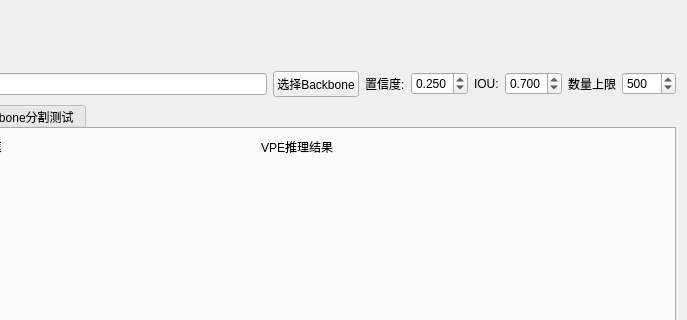
This is VisionAIFlowApp/InferForms/SegForms/YoloeValForm.ui in HaiwenMeng/VisionAIFlowV1 as Qt 5 draws it before an edit; both pictures show x 433 to 1120 and y 0 to 320 of the 1120 by 800 pixel window. The edited form follows.
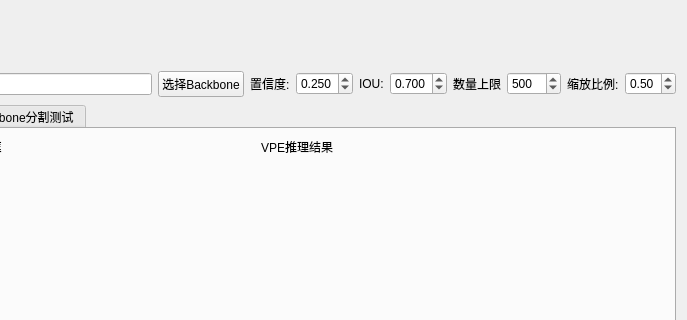
This is the edited form. Custom widgets are drawn as their Qt base class.

Commit message: 优化mask-yoloe

Patch:
```diff
--- a/VisionAIFlowApp/InferForms/SegForms/YoloeValForm.ui
+++ b/VisionAIFlowApp/InferForms/SegForms/YoloeValForm.ui
@@ -127,6 +127,32 @@
          </property>
         </widget>
        </item>
+       <item>
+        <widget class="QLabel" name="LB_ZoomRatio">
+         <property name="text">
+          <string>缩放比例:</string>
+         </property>
+        </widget>
+       </item>
+       <item>
+        <widget class="QDoubleSpinBox" name="DSB_ZoomRatio">
+         <property name="decimals">
+          <number>2</number>
+         </property>
+         <property name="minimum">
+          <double>0.050000000000000</double>
+         </property>
+         <property name="maximum">
+          <double>1.000000000000000</double>
+         </property>
+         <property name="singleStep">
+          <double>0.050000000000000</double>
+         </property>
+         <property name="value">
+          <double>0.500000000000000</double>
+         </property>
+        </widget>
+       </item>
       </layout>
      </item>
      <item row="2" column="0">
```
The commit also changes 15 other files.
